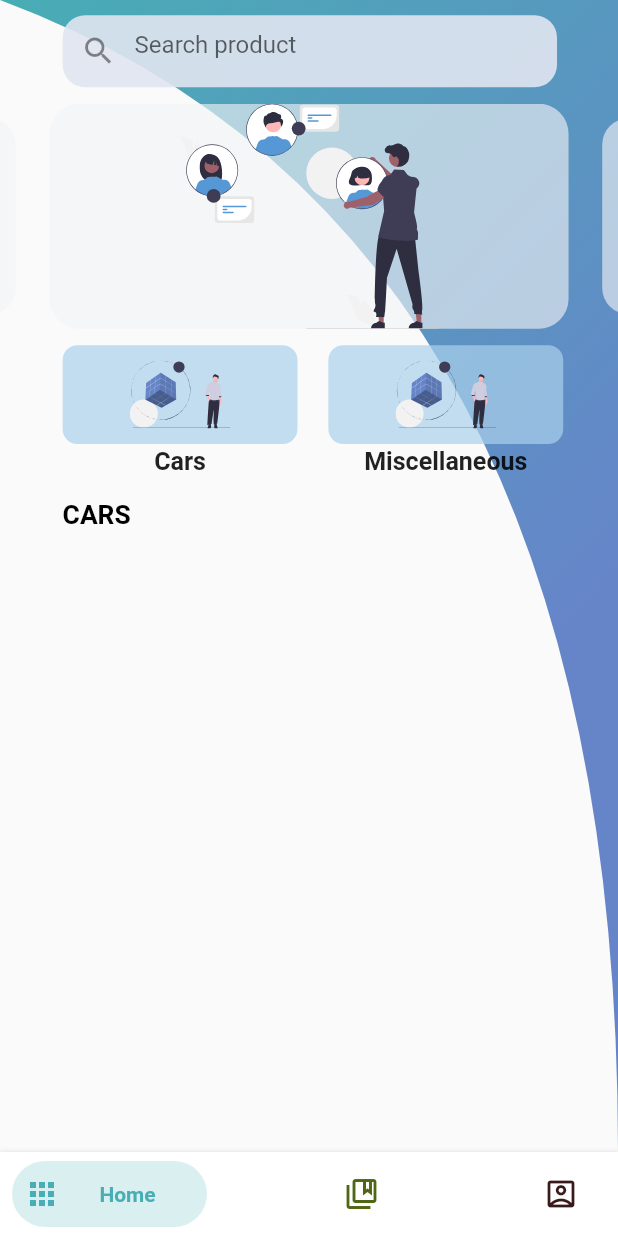
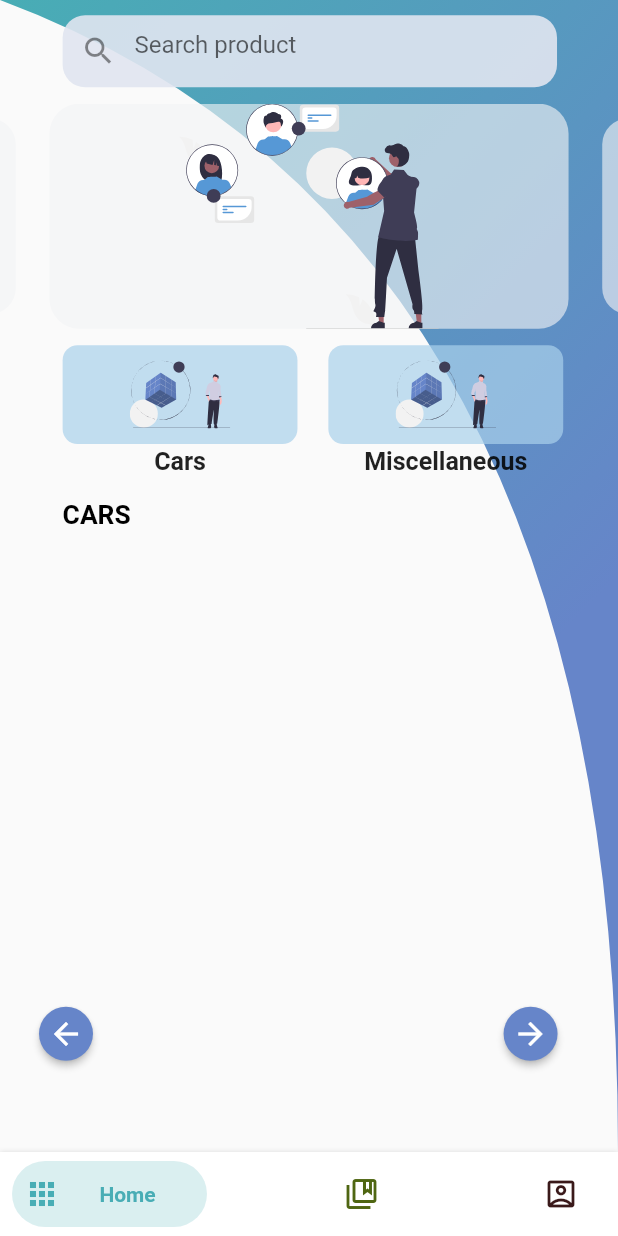
Before and after one commit to mrshelile/maraka, a Flutter app: the Home screen opened directly with empty values, on a phone screen of 412 x 824 dp. Run offline on Flutter 3.47's test engine with Material 2 defaults, Android fonts, the phone set to English and light mode, and no system bars; drawn by our look-alikes of carousel_slider; our stand-ins replace badges, carousel_pro, email_validator, file_picker, flutter_spinkit, flutter_svg and 3 more; missing offline and left inert: flutter_launcher_icons, get_ip_address, mailer, otp, platform_device_id, swipebuttonflutter; accounts and stored records are empty; network calls fail.

Commit message:
first step in creating pages

```diff
--- a/lib/logic/store.dart
+++ b/lib/logic/store.dart
@@ -1,3 +1,4 @@
+import 'package:flutter/material.dart';
 import 'package:get/get.dart';
 import 'package:maraka/logic/products_logic.dart';
 import 'package:maraka/logic/user_logic.dart';
@@ -8,6 +9,7 @@ class StoreController extends GetxController {
   var search = '';
   List<Product> products = [];
   List<Product> myProducts = [];
+  List<Widget> productpages = [];
 
   Future<List<Product>> setMyproducts(User owner) async {
     myProducts = [];
@@ -15,7 +17,7 @@ class StoreController extends GetxController {
     var ad = await logic.getMyAds(owner);
     for (Product element in ad) {
       myProducts.add(Product(
-        views: element.views,
+          views: element.views,
           title: element.title,
           description: element.description,
           price: element.price,
@@ -44,7 +46,6 @@ class StoreController extends GetxController {
 
   void searchNow(String value) {
     search = value;
-
     update();
   }
 
@@ -64,8 +65,8 @@ class StoreController extends GetxController {
 
     for (Product element in data) {
       products.add(Product(
-        id1: element.id1,
-        views: element.views,
+          id1: element.id1,
+          views: element.views,
           title: element.title,
           description: element.description,
           price: element.price,
--- a/lib/pages/home/components/List_product.dart
+++ b/lib/pages/home/components/List_product.dart
@@ -34,11 +34,18 @@ class _ProductListState extends State<ProductList> {
 
   @override
   Widget build(BuildContext context) {
-    return Column(
+    return Container(
+      padding:
+          EdgeInsets.only(bottom: getProportionateScreenHeight(270, context)),
+      height: getProportionateScreenHeight(650, context),
+      child: Stack(
+        children: [
+          ListView(
+            shrinkWrap: true,
             children: [
               Padding(
-          padding:
-              EdgeInsets.only(left: getProportionateScreenWidth(38, context)),
+                padding: EdgeInsets.only(
+                    left: getProportionateScreenWidth(38, context)),
                 child: GetBuilder(
                     init: store,
                     builder: (_) {
@@ -61,7 +68,8 @@ class _ProductListState extends State<ProductList> {
                                   return store.search.isEmpty
                                       ? ListProductCard(
                                           product: store.products[index])
-                                : store.selectedCategory.toLowerCase() != "cars"
+                                      : store.selectedCategory.toLowerCase() !=
+                                              "cars"
                                           ? store.products[index].title!
                                                   .toLowerCase()
                                                   .toString()
@@ -69,27 +77,62 @@ class _ProductListState extends State<ProductList> {
                                                       .toLowerCase()
                                                       .toString())
                                               ? ListProductCard(
-                                            product: store.products[index])
+                                                  product:
+                                                      store.products[index])
                                               : Container()
                                           : store.products[index].car['model']
-                                            .toString().toLowerCase()
-                                            .contains(
-                                                store.search.toLowerCase()) || store.products[index].car['make']
-                                            .toString().toLowerCase()
-                                            .contains(
-                                                store.search.toLowerCase())
+                                                      .toString()
+                                                      .toLowerCase()
+                                                      .contains(store.search
+                                                          .toLowerCase()) ||
+                                                  store.products[index]
+                                                      .car['make']
+                                                      .toString()
+                                                      .toLowerCase()
+                                                      .contains(store.search
+                                                          .toLowerCase())
                                               ? ListProductCard(
-                                            product: store.products[index])
+                                                  product:
+                                                      store.products[index])
                                               : Container();
                                 },
                               ),
                               SizedBox(
-                            width: getProportionateScreenWidth(20, context)),
+                                  width:
+                                      getProportionateScreenWidth(20, context)),
                             ],
                           );
                         });
                   })),
             ],
+          ),
+          Positioned(
+            bottom: getProportionateScreenHeight(6, context),
+            child: MaterialButton(
+              color: MyColors.blue3,
+              shape: CircleBorder(),
+              onPressed: () {},
+              child: Icon(
+                Icons.arrow_back,
+                color: Colors.white,
+              ),
+            ),
+          ),
+          Positioned(
+            right: getProportionateScreenWidth(13, context),
+            bottom: getProportionateScreenHeight(6, context),
+            child: MaterialButton(
+              color: MyColors.blue3,
+              shape: CircleBorder(),
+              onPressed: () {},
+              child: Icon(
+                Icons.arrow_forward,
+                color: Colors.white,
+              ),
+            ),
+          ),
+        ],
+      ),
     );
   }
 }
```
Also changed, not shown: lib/pages/home/components/List_productPage.dart (added, +28 -0 lines), lib/pages/home/components/backTempListProduct.dart (added, +138 -0 lines). Lines whose indentation alone changed are shown as unchanged.
